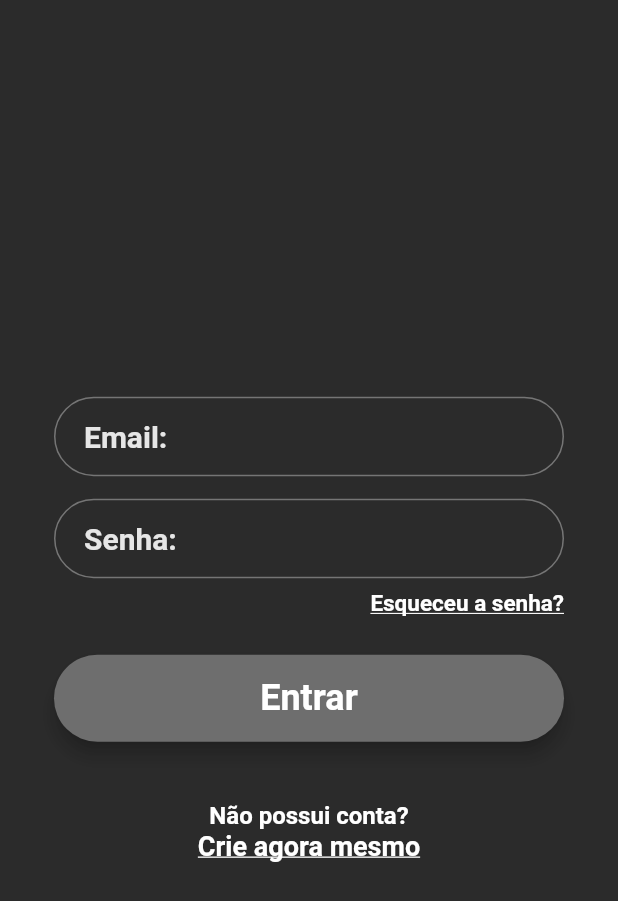
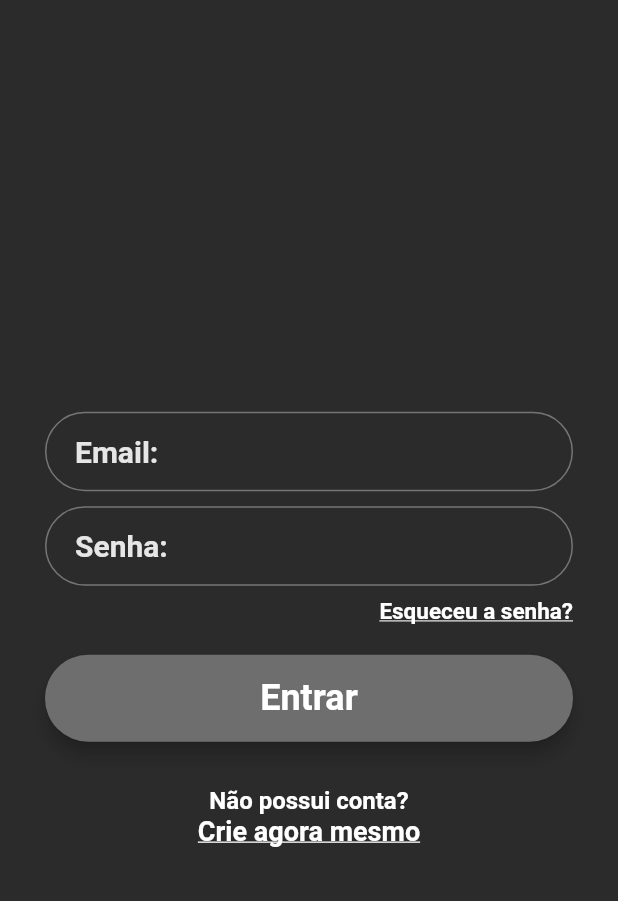
Before and after one commit to MichelHanzenScheeren/loja_virtual_flutter, a Flutter app: the screen it shows after launch, in the side drawer, after a tap on "Entre ou cadastre-se >", on a phone screen of 412 x 824 dp. Shown: the top 901 px of the screen. Run offline on Flutter 3.47's test engine with Material 2 defaults, Android fonts, the phone set to English and light mode, and no system bars; our stand-ins replace carousel_pro, cloud_firestore, transparent_image; accounts and stored records are empty; Roboto replaces fonts that are missing (Montserrat).

Commit message:
Término da tela de login e criação da tela de cadastro.

```diff
--- a/lib/app/pages/drawer/myDrawer.dart
+++ b/lib/app/pages/drawer/myDrawer.dart
@@ -1,6 +1,6 @@
 import 'package:flutter/material.dart';
 import 'package:lojavirtualflutter/app/pages/drawer/drawerItem.dart';
-import 'package:lojavirtualflutter/app/pages/login/login.dart';
+import 'package:lojavirtualflutter/app/pages/user/login/login.dart';
 import 'package:lojavirtualflutter/app/widgets/degradeBack.dart';
 
 class MyDrawer extends StatelessWidget {
@@ -46,8 +46,8 @@ class MyDrawer extends StatelessWidget {
                           ),
                           GestureDetector(
                             onTap: () {
-                              Navigator.push(context,
-                                MaterialPageRoute(builder: (context) => Login()));
+                              Navigator.of(context).push(MaterialPageRoute(
+                                  builder: (context) => Login()));
                             },
                             child: Text(
                               "Entre ou cadastre-se >",
@@ -67,11 +67,11 @@ class MyDrawer extends StatelessWidget {
                     DrawerItem(Icons.home, "Início", pageController, 0),
                     DrawerItem(Icons.list, "Produtos", pageController, 1),
                     DrawerItem(Icons.location_on, "Lojas", pageController, 2),
-                    DrawerItem(Icons.playlist_add_check, "Meus pedidos", pageController, 3),
+                    DrawerItem(Icons.playlist_add_check, "Meus pedidos",
+                        pageController, 3),
                   ],
                 ),
               ),
-
             ],
           ),
         ],
--- a/lib/app/pages/login/login.dart
+++ /dev/null
@@ -1,49 +0,0 @@
-import 'package:flutter/cupertino.dart';
-import 'package:flutter/material.dart';
-import 'package:lojavirtualflutter/app/pages/login/myForgetPasswordButton.dart';
-import 'package:lojavirtualflutter/app/pages/login/myCreateAccount.dart';
-import 'package:lojavirtualflutter/app/pages/login/myLoginButton.dart';
-import 'package:lojavirtualflutter/app/pages/login/myTextFormField.dart';
-
-class Login extends StatefulWidget {
-  @override
-  _LoginState createState() => _LoginState();
-}
-
-class _LoginState extends State<Login> {
-  final TextStyle style = TextStyle(
-    fontFamily: 'Montserrat',
-    fontSize: 20.0,
-    color: Colors.white,
-  );
-
-  @override
-  Widget build(BuildContext context) {
-    return Scaffold(
-      body: Center(
-        child: Container(
-          color: Colors.transparent,
-          child: Padding(
-            padding: const EdgeInsets.all(36.0),
-            child: Column(
-              crossAxisAlignment: CrossAxisAlignment.stretch,
-              mainAxisAlignment: MainAxisAlignment.center,
-              children: <Widget>[
-                SizedBox(height: 15.0),
-                MyTextFormField("Email:", style,
-                    type: TextInputType.emailAddress),
-                SizedBox(height: 15.0),
-                MyTextFormField("Senha:", style, obscure: true),
-                MyForgetPasswordButton(style),
-                SizedBox(height: 25.0),
-                MyLoginButton(style),
-                SizedBox(height: 40.0),
-                MyCreateAccountButton(style),
-              ],
-            ),
-          ),
-        ),
-      ),
-    );
-  }
-}
--- a/lib/app/pages/login/myLoginButton.dart
+++ b/lib/app/pages/user/commonWidgets/myOkButton.dart
@@ -1,8 +1,10 @@
 import 'package:flutter/material.dart';
 
-class MyLoginButton extends StatelessWidget {
+class MyOkButton extends StatelessWidget {
+  final String text;
   final TextStyle style;
-  MyLoginButton(this.style);
+  final Function onTap;
+  MyOkButton(this.text, this.style, this.onTap);
 
   @override
   Widget build(BuildContext context) {
@@ -13,9 +15,9 @@ class MyLoginButton extends StatelessWidget {
       child: MaterialButton(
         minWidth: MediaQuery.of(context).size.width,
         padding: EdgeInsets.fromLTRB(20.0, 15.0, 20.0, 15.0),
-        onPressed: () {},
+        onPressed: onTap,
         child: Text(
-          "Entrar",
+          text,
           textAlign: TextAlign.center,
           style: style.copyWith(fontWeight: FontWeight.bold, fontSize: 24),
         ),
--- a/lib/app/pages/login/myTextFormField.dart
+++ b/lib/app/pages/user/commonWidgets/myTextFormField.dart
@@ -5,12 +5,21 @@ class MyTextFormField extends StatelessWidget {
   final bool obscure;
   final TextInputType type;
   final TextStyle style;
-  MyTextFormField(this.text, this.style,
-      {this.obscure: false, this.type: TextInputType.text});
+  final Function validator;
+  final TextEditingController controller;
+  MyTextFormField(
+      {this.text: "",
+      this.style,
+      this.obscure: false,
+      this.type: TextInputType.text,
+      this.validator,
+      this.controller});
 
   @override
   Widget build(BuildContext context) {
     return TextFormField(
+      validator: validator,
+      controller: controller,
       obscureText: obscure,
       keyboardType: type,
       style: style.copyWith(fontWeight: FontWeight.bold),
@@ -25,6 +34,14 @@ class MyTextFormField extends StatelessWidget {
           borderRadius: BorderRadius.circular(32.0),
           borderSide: BorderSide(color: Colors.grey[100]),
         ),
+        errorBorder: OutlineInputBorder(
+          borderRadius: BorderRadius.circular(32.0),
+          borderSide: BorderSide(color: Colors.red),
+        ),
+        focusedErrorBorder: OutlineInputBorder(
+          borderRadius: BorderRadius.circular(32.0),
+          borderSide: BorderSide(color: Colors.red),
+        ),
       ),
     );
   }
--- /dev/null
+++ b/lib/app/pages/user/login/login.dart
@@ -0,0 +1,66 @@
+import 'package:flutter/cupertino.dart';
+import 'package:flutter/material.dart';
+import 'package:lojavirtualflutter/app/pages/user/commonWidgets/myTextFormField.dart';
+import 'package:lojavirtualflutter/app/pages/user/login/myCreateAccountButton.dart';
+import 'package:lojavirtualflutter/app/pages/user/login/myForgetPasswordButton.dart';
+import 'package:lojavirtualflutter/app/pages/user/commonWidgets/myOkButton.dart';
+import 'package:lojavirtualflutter/app/pages/user/validators.dart';
+
+class Login extends StatelessWidget {
+  final TextStyle style = TextStyle(
+    fontFamily: 'Montserrat',
+    fontSize: 20.0,
+    color: Colors.white,
+  );
+  final formKey = GlobalKey<FormState>();
+
+  void doLogin() {
+    if(formKey.currentState.validate()) {
+
+    }
+  }
+
+  @override
+  Widget build(BuildContext context) {
+    return Scaffold(
+      body: Center(
+        child: Container(
+          color: Colors.transparent,
+          child: Padding(
+            padding: const EdgeInsets.all(30.0),
+            child: Form(
+              key: formKey,
+              child: SingleChildScrollView(
+                child: Column(
+                  crossAxisAlignment: CrossAxisAlignment.stretch,
+                  mainAxisAlignment: MainAxisAlignment.center,
+                  children: <Widget>[
+                    SizedBox(height: 15.0),
+                    MyTextFormField(
+                      text: "Email:",
+                      style: style,
+                      validator: Validator.emailValidator,
+                      type: TextInputType.emailAddress,
+                    ),
+                    SizedBox(height: 10.0),
+                    MyTextFormField(
+                      text: "Senha:",
+                      style: style,
+                      validator: Validator.passwordValidator,
+                      obscure: true,
+                    ),
+                    MyForgetPasswordButton(style),
+                    SizedBox(height: 20.0),
+                    MyOkButton("Entrar", style, doLogin),
+                    SizedBox(height: 30.0),
+                    MyCreateAccountButton(style),
+                  ],
+                ),
+              ),
+            ),
+          ),
+        ),
+      ),
+    );
+  }
+}
--- a/lib/app/pages/login/myCreateAccount.dart
+++ b/lib/app/pages/user/login/myCreateAccountButton.dart
@@ -1,4 +1,5 @@
 import 'package:flutter/material.dart';
+import 'package:lojavirtualflutter/app/pages/user/createAccount/createAccount.dart';
 
 class MyCreateAccountButton extends StatelessWidget {
   final TextStyle style;
@@ -7,6 +8,10 @@ class MyCreateAccountButton extends StatelessWidget {
   @override
   Widget build(BuildContext context) {
     return GestureDetector(
+      onTap: () {
+        Navigator.pushReplacement(
+            context, MaterialPageRoute(builder: (context) => CreateAccount()));
+      },
       child: Column(
         children: <Widget>[
           Text(
```
Also changed, not shown: lib/app/pages/user/createAccount/createAccount.dart (added, +95 -0 lines), lib/app/pages/user/createAccount/myUserTerms.dart (added, +41 -0 lines), lib/app/pages/user/validators.dart (added, +31 -0 lines), lib/app/pages/user/login/myForgetPasswordButton.dart (renamed from lib/app/pages/login/myForgetPasswordButton.dart).
